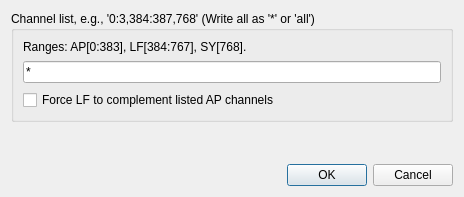
Old version of the form Forms/IMSaveChansDlg.ui in the repository billkarsh/SpikeGLX.
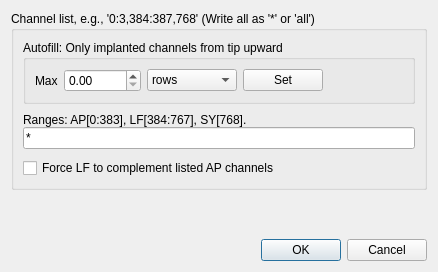
New version of the form.

Commit message: Add SaveChannels: autofill to implanted depth

The edit to the form file:
```diff
--- a/Forms/IMSaveChansDlg.ui
+++ b/Forms/IMSaveChansDlg.ui
@@ -6,14 +6,17 @@
    <rect>
     <x>0</x>
     <y>0</y>
-    <width>464</width>
-    <height>197</height>
+    <width>438</width>
+    <height>272</height>
    </rect>
   </property>
   <property name="windowTitle">
    <string>Which Probe Channels to Save</string>
   </property>
-  <layout class="QGridLayout" name="gridLayout">
+  <layout class="QGridLayout" name="gridLayout_2">
+   <property name="verticalSpacing">
+    <number>9</number>
+   </property>
    <item row="0" column="0">
     <widget class="QGroupBox" name="saveChnGB">
      <property name="title">
@@ -21,29 +24,9 @@
      </property>
      <layout class="QGridLayout" name="gridLayout_4">
       <property name="verticalSpacing">
-       <number>7</number>
+       <number>9</number>
       </property>
-      <item row="0" column="0" colspan="2">
-       <widget class="QLabel" name="rngLbl">
-        <property name="text">
-         <string>Ranges: AP[0:383], LF[384:767], SY[768].</string>
-        </property>
-       </widget>
-      </item>
-      <item row="1" column="0" colspan="2">
-       <widget class="QLineEdit" name="saveChansLE">
-        <property name="minimumSize">
-         <size>
-          <width>0</width>
-          <height>22</height>
-         </size>
-        </property>
-        <property name="text">
-         <string>*</string>
-        </property>
-       </widget>
-      </item>
-      <item row="2" column="0">
+      <item row="3" column="0">
        <widget class="QCheckBox" name="pairChk">
         <property name="sizePolicy">
          <sizepolicy hsizetype="Preferred" vsizetype="Preferred">
@@ -56,6 +39,90 @@
         </property>
        </widget>
       </item>
+      <item row="1" column="0">
+       <widget class="QGroupBox" name="groupBox">
+        <property name="title">
+         <string>Autofill: Only implanted channels from tip upward</string>
+        </property>
+        <layout class="QGridLayout" name="gridLayout">
+         <item row="0" column="0">
+          <widget class="QLabel" name="label">
+           <property name="text">
+            <string>Max</string>
+           </property>
+          </widget>
+         </item>
+         <item row="0" column="1">
+          <widget class="QDoubleSpinBox" name="lenSB">
+           <property name="maximum">
+            <double>50000.000000000000000</double>
+           </property>
+           <property name="singleStep">
+            <double>20.000000000000000</double>
+           </property>
+          </widget>
+         </item>
+         <item row="0" column="2">
+          <widget class="QComboBox" name="unitCB">
+           <item>
+            <property name="text">
+             <string>rows</string>
+            </property>
+           </item>
+           <item>
+            <property name="text">
+             <string>um from tip</string>
+            </property>
+           </item>
+          </widget>
+         </item>
+         <item row="0" column="3">
+          <widget class="QPushButton" name="setBut">
+           <property name="text">
+            <string>Set</string>
+           </property>
+          </widget>
+         </item>
+         <item row="0" column="4">
+          <spacer name="horizontalSpacer">
+           <property name="orientation">
+            <enum>Qt::Horizontal</enum>
+           </property>
+           <property name="sizeHint" stdset="0">
+            <size>
+             <width>45</width>
+             <height>20</height>
+            </size>
+           </property>
+          </spacer>
+         </item>
+        </layout>
+       </widget>
+      </item>
+      <item row="2" column="0">
+       <layout class="QVBoxLayout" name="verticalLayout">
+        <item>
+         <widget class="QLabel" name="rngLbl">
+          <property name="text">
+           <string>Ranges: AP[0:383], LF[384:767], SY[768].</string>
+          </property>
+         </widget>
+        </item>
+        <item>
+         <widget class="QLineEdit" name="saveChansLE">
+          <property name="minimumSize">
+           <size>
+            <width>0</width>
+            <height>22</height>
+           </size>
+          </property>
+          <property name="text">
+           <string>*</string>
+          </property>
+         </widget>
+        </item>
+       </layout>
+      </item>
      </layout>
     </widget>
    </item>
```
Left out of the diff: 5 changed lines with no effect on the pictures. The commit also changes 17 other files.
